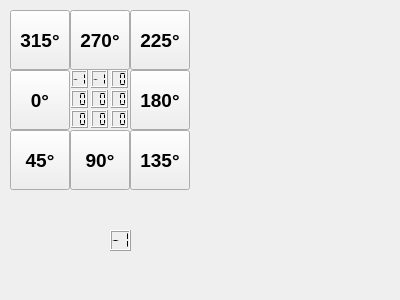
Above: edycja_obrazow/sobel.ui from hankav21/edytor_obrazow before the change. Below: the same form after it.
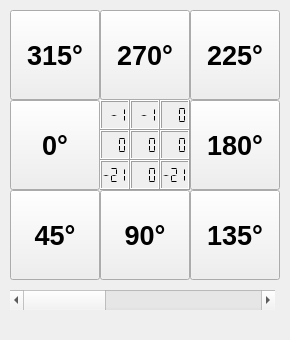
That is the form after the change.

```diff
--- a/edycja_obrazow/sobel.ui
+++ b/edycja_obrazow/sobel.ui
@@ -6,10 +6,28 @@
    <rect>
     <x>0</x>
     <y>0</y>
-    <width>400</width>
-    <height>300</height>
+    <width>290</width>
+    <height>340</height>
    </rect>
   </property>
+  <property name="sizePolicy">
+   <sizepolicy hsizetype="Preferred" vsizetype="Preferred">
+    <horstretch>0</horstretch>
+    <verstretch>0</verstretch>
+   </sizepolicy>
+  </property>
+  <property name="minimumSize">
+   <size>
+    <width>290</width>
+    <height>340</height>
+   </size>
+  </property>
+  <property name="maximumSize">
+   <size>
+    <width>290</width>
+    <height>340</height>
+   </size>
+  </property>
   <property name="floating">
    <bool>true</bool>
   </property>
@@ -28,13 +46,13 @@
      <rect>
       <x>10</x>
       <y>10</y>
-      <width>60</width>
-      <height>60</height>
+      <width>90</width>
+      <height>90</height>
      </rect>
     </property>
     <property name="font">
      <font>
-      <pointsize>14</pointsize>
+      <pointsize>20</pointsize>
       <weight>75</weight>
       <bold>true</bold>
      </font>
@@ -42,19 +60,28 @@
     <property name="text">
      <string>315°</string>
     </property>
+    <property name="checkable">
+     <bool>true</bool>
+    </property>
+    <property name="autoRepeat">
+     <bool>true</bool>
+    </property>
+    <property name="autoExclusive">
+     <bool>true</bool>
+    </property>
    </widget>
    <widget class="QPushButton" name="pushButton_2">
     <property name="geometry">
      <rect>
-      <x>70</x>
+      <x>100</x>
       <y>10</y>
-      <width>60</width>
-      <height>60</height>
+      <width>90</width>
+      <height>90</height>
      </rect>
     </property>
     <property name="font">
      <font>
-      <pointsize>14</pointsize>
+      <pointsize>20</pointsize>
       <weight>75</weight>
       <bold>true</bold>
      </font>
@@ -62,19 +89,28 @@
     <property name="text">
      <string>270°</string>
     </property>
+    <property name="checkable">
+     <bool>true</bool>
+    </property>
+    <property name="autoRepeat">
+     <bool>true</bool>
+    </property>
+    <property name="autoExclusive">
+     <bool>true</bool>
+    </property>
    </widget>
    <widget class="QPushButton" name="pushButton_3">
     <property name="geometry">
      <rect>
-      <x>130</x>
+      <x>190</x>
       <y>10</y>
-      <width>60</width>
-      <height>60</height>
+      <width>90</width>
+      <height>90</height>
      </rect>
     </property>
     <property name="font">
      <font>
-      <pointsize>14</pointsize>
+      <pointsize>20</pointsize>
       <weight>75</weight>
       <bold>true</bold>
      </font>
@@ -82,14 +118,23 @@
     <property name="text">
      <string>225°</string>
     </property>
+    <property name="checkable">
+     <bool>true</bool>
+    </property>
+    <property name="autoRepeat">
+     <bool>true</bool>
+    </property>
+    <property name="autoExclusive">
+     <bool>true</bool>
+    </property>
    </widget>
    <widget class="QPushButton" name="pushButton_4">
     <property name="geometry">
      <rect>
       <x>10</x>
-      <y>70</y>
-      <width>60</width>
-      <height>60</height>
+      <y>100</y>
+      <width>90</width>
+      <height>90</height>
      </rect>
     </property>
     <property name="minimumSize">
@@ -100,7 +145,7 @@
     </property>
     <property name="font">
      <font>
-      <pointsize>14</pointsize>
+      <pointsize>20</pointsize>
       <weight>75</weight>
       <bold>true</bold>
      </font>
@@ -108,14 +153,29 @@
     <property name="text">
      <string>0°</string>
     </property>
+    <property name="checkable">
+     <bool>true</bool>
+    </property>
+    <property name="checked">
+     <bool>false</bool>
+    </property>
+    <property name="autoRepeat">
+     <bool>true</bool>
+    </property>
+    <property name="autoExclusive">
+     <bool>true</bool>
+    </property>
+    <property name="autoDefault">
+     <bool>false</bool>
+    </property>
    </widget>
    <widget class="QPushButton" name="pushButton_5">
     <property name="geometry">
      <rect>
       <x>10</x>
-      <y>130</y>
-      <width>60</width>
-      <height>60</height>
+      <y>190</y>
+      <width>90</width>
+      <height>90</height>
      </rect>
     </property>
     <property name="minimumSize">
@@ -126,7 +186,7 @@
     </property>
     <property name="font">
      <font>
-      <pointsize>14</pointsize>
+      <pointsize>20</pointsize>
       <weight>75</weight>
       <bold>true</bold>
      </font>
@@ -134,14 +194,35 @@
     <property name="text">
      <string>45°</string>
     </property>
+    <property name="checkable">
+     <bool>true</bool>
+    </property>
+    <property name="checked">
+     <bool>false</bool>
+    </property>
+    <property name="autoRepeat">
+     <bool>true</bool>
+    </property>
+    <property name="autoExclusive">
+     <bool>true</bool>
+    </property>
+    <property name="autoDefault">
+     <bool>false</bool>
+    </property>
+    <property name="default">
+     <bool>false</bool>
+    </property>
+    <property name="flat">
+     <bool>false</bool>
+    </property>
    </widget>
    <widget class="QPushButton" name="pushButton_6">
     <property name="geometry">
      <rect>
-      <x>70</x>
-      <y>130</y>
-      <width>60</width>
-      <height>60</height>
+      <x>100</x>
+      <y>190</y>
+      <width>90</width>
+      <height>90</height>
      </rect>
     </property>
     <property name="minimumSize">
@@ -152,7 +233,7 @@
     </property>
     <property name="font">
      <font>
-      <pointsize>14</pointsize>
+      <pointsize>20</pointsize>
       <weight>75</weight>
       <bold>true</bold>
      </font>
@@ -160,14 +241,23 @@
     <property name="text">
      <string>90°</string>
     </property>
+    <property name="checkable">
+     <bool>true</bool>
+    </property>
+    <property name="autoRepeat">
+     <bool>true</bool>
+    </property>
+    <property name="autoExclusive">
+     <bool>true</bool>
+    </property>
    </widget>
    <widget class="QPushButton" name="pushButton_7">
     <property name="geometry">
      <rect>
-      <x>130</x>
-      <y>130</y>
-      <width>60</width>
-      <height>60</height>
+      <x>190</x>
+      <y>190</y>
+      <width>90</width>
+      <height>90</height>
      </rect>
     </property>
     <property name="minimumSize">
@@ -178,7 +268,7 @@
     </property>
     <property name="font">
      <font>
-      <pointsize>14</pointsize>
+      <pointsize>20</pointsize>
       <weight>75</weight>
       <bold>true</bold>
      </font>
@@ -186,14 +276,23 @@
     <property name="text">
      <string>135°</string>
     </property>
+    <property name="checkable">
+     <bool>true</bool>
+    </property>
+    <property name="autoRepeat">
+     <bool>true</bool>
+    </property>
+    <property name="autoExclusive">
+     <bool>true</bool>
+    </property>
    </widget>
    <widget class="QPushButton" name="pushButton_8">
     <property name="geometry">
      <rect>
-      <x>130</x>
-      <y>70</y>
-      <width>60</width>
-      <height>60</height>
+      <x>190</x>
+      <y>100</y>
+      <width>90</width>
+      <height>90</height>
      </rect>
     </property>
     <property name="minimumSize">
@@ -204,7 +303,7 @@
     </property>
     <property name="font">
      <font>
-      <pointsize>14</pointsize>
+      <pointsize>20</pointsize>
       <weight>75</weight>
       <bold>true</bold>
      </font>
@@ -212,14 +311,23 @@
     <property name="text">
      <string>180°</string>
     </property>
+    <property name="checkable">
+     <bool>true</bool>
+    </property>
+    <property name="autoRepeat">
+     <bool>true</bool>
+    </property>
+    <property name="autoExclusive">
+     <bool>true</bool>
+    </property>
    </widget>
    <widget class="QLCDNumber" name="lcdNumber">
     <property name="geometry">
      <rect>
-      <x>71</x>
-      <y>70</y>
-      <width>17</width>
-      <height>18</height>
+      <x>100</x>
+      <y>100</y>
+      <width>30</width>
+      <height>30</height>
      </rect>
     </property>
     <property name="minimumSize">
@@ -233,11 +341,17 @@
       <pointsize>8</pointsize>
      </font>
     </property>
+    <property name="frameShape">
+     <enum>QFrame::Box</enum>
+    </property>
+    <property name="frameShadow">
+     <enum>QFrame::Raised</enum>
+    </property>
     <property name="smallDecimalPoint">
      <bool>false</bool>
     </property>
     <property name="digitCount">
-     <number>2</number>
+     <number>3</number>
     </property>
     <property name="segmentStyle">
      <enum>QLCDNumber::Flat</enum>
@@ -246,43 +360,13 @@
      <number>-1</number>
     </property>
    </widget>
-   <widget class="QLCDNumber" name="lcdNumber_2">
-    <property name="geometry">
-     <rect>
-      <x>71</x>
-      <y>90</y>
-      <width>17</width>
-      <height>18</height>
-     </rect>
-    </property>
-    <property name="minimumSize">
-     <size>
-      <width>0</width>
-      <height>0</height>
-     </size>
-    </property>
-    <property name="font">
-     <font>
-      <pointsize>8</pointsize>
-     </font>
-    </property>
-    <property name="smallDecimalPoint">
-     <bool>false</bool>
-    </property>
-    <property name="digitCount">
-     <number>2</number>
-    </property>
-    <property name="segmentStyle">
-     <enum>QLCDNumber::Flat</enum>
-    </property>
-   </widget>
    <widget class="QLCDNumber" name="lcdNumber_3">
     <property name="geometry">
      <rect>
-      <x>71</x>
-      <y>110</y>
-      <width>17</width>
-      <height>18</height>
+      <x>100</x>
+      <y>130</y>
+      <width>30</width>
+      <height>30</height>
      </rect>
     </property>
     <property name="minimumSize">
@@ -300,70 +384,7 @@
      <bool>false</bool>
     </property>
     <property name="digitCount">
-     <number>2</number>
-    </property>
-    <property name="segmentStyle">
-     <enum>QLCDNumber::Flat</enum>
-    </property>
-   </widget>
-   <widget class="QLCDNumber" name="lcdNumber_4">
-    <property name="geometry">
-     <rect>
-      <x>91</x>
-      <y>70</y>
-      <width>17</width>
-      <height>18</height>
-     </rect>
-    </property>
-    <property name="minimumSize">
-     <size>
-      <width>0</width>
-      <height>0</height>
-     </size>
-    </property>
-    <property name="font">
-     <font>
-      <pointsize>8</pointsize>
-     </font>
-    </property>
-    <property name="smallDecimalPoint">
-     <bool>false</bool>
-    </property>
-    <property name="digitCount">
-     <number>2</number>
-    </property>
-    <property name="segmentStyle">
-     <enum>QLCDNumber::Flat</enum>
-    </property>
-    <property name="intValue" stdset="0">
-     <number>-1</number>
-    </property>
-   </widget>
-   <widget class="QLCDNumber" name="lcdNumber_5">
-    <property name="geometry">
-     <rect>
-      <x>91</x>
-      <y>110</y>
-      <width>17</width>
-      <height>18</height>
-     </rect>
-    </property>
-    <property name="minimumSize">
-     <size>
-      <width>0</width>
-      <height>0</height>
-     </size>
-    </property>
-    <property name="font">
-     <font>
-      <pointsize>8</pointsize>
-     </font>
-    </property>
-    <property name="smallDecimalPoint">
-     <bool>false</bool>
-    </property>
-    <property name="digitCount">
-     <number>2</number>
+     <number>3</number>
     </property>
     <property name="segmentStyle">
      <enum>QLCDNumber::Flat</enum>
@@ -372,10 +393,10 @@
    <widget class="QLCDNumber" name="lcdNumber_6">
     <property name="geometry">
      <rect>
-      <x>91</x>
-      <y>90</y>
-      <width>17</width>
-      <height>18</height>
+      <x>100</x>
+      <y>160</y>
+      <width>30</width>
+      <height>30</height>
      </rect>
     </property>
     <property name="minimumSize">
@@ -393,19 +414,55 @@
      <bool>false</bool>
     </property>
     <property name="digitCount">
-     <number>2</number>
+     <number>3</number>
     </property>
     <property name="segmentStyle">
      <enum>QLCDNumber::Flat</enum>
+    </property>
+    <property name="intValue" stdset="0">
+     <number>-21</number>
+    </property>
+   </widget>
+   <widget class="QLCDNumber" name="lcdNumber_1">
+    <property name="geometry">
+     <rect>
+      <x>130</x>
+      <y>100</y>
+      <width>30</width>
+      <height>30</height>
+     </rect>
+    </property>
+    <property name="minimumSize">
+     <size>
+      <width>0</width>
+      <height>0</height>
+     </size>
+    </property>
+    <property name="font">
+     <font>
+      <pointsize>8</pointsize>
+     </font>
+    </property>
+    <property name="smallDecimalPoint">
+     <bool>false</bool>
+    </property>
+    <property name="digitCount">
+     <number>3</number>
+    </property>
+    <property name="segmentStyle">
+     <enum>QLCDNumber::Flat</enum>
+    </property>
+    <property name="intValue" stdset="0">
+     <number>-1</number>
     </property>
    </widget>
    <widget class="QLCDNumber" name="lcdNumber_7">
     <property name="geometry">
      <rect>
-      <x>111</x>
-      <y>70</y>
-      <width>17</width>
-      <height>18</height>
+      <x>130</x>
+      <y>160</y>
+      <width>30</width>
+      <height>30</height>
      </rect>
     </property>
     <property name="minimumSize">
@@ -423,7 +480,67 @@
      <bool>false</bool>
     </property>
     <property name="digitCount">
-     <number>2</number>
+     <number>3</number>
+    </property>
+    <property name="segmentStyle">
+     <enum>QLCDNumber::Flat</enum>
+    </property>
+   </widget>
+   <widget class="QLCDNumber" name="lcdNumber_4">
+    <property name="geometry">
+     <rect>
+      <x>130</x>
+      <y>130</y>
+      <width>30</width>
+      <height>30</height>
+     </rect>
+    </property>
+    <property name="minimumSize">
+     <size>
+      <width>0</width>
+      <height>0</height>
+     </size>
+    </property>
+    <property name="font">
+     <font>
+      <pointsize>8</pointsize>
+     </font>
+    </property>
+    <property name="smallDecimalPoint">
+     <bool>false</bool>
+    </property>
+    <property name="digitCount">
+     <number>3</number>
+    </property>
+    <property name="segmentStyle">
+     <enum>QLCDNumber::Flat</enum>
+    </property>
+   </widget>
+   <widget class="QLCDNumber" name="lcdNumber_2">
+    <property name="geometry">
+     <rect>
+      <x>160</x>
+      <y>100</y>
+      <width>30</width>
+      <height>30</height>
+     </rect>
+    </property>
+    <property name="minimumSize">
+     <size>
+      <width>0</width>
+      <height>0</height>
+     </size>
+    </property>
+    <property name="font">
+     <font>
+      <pointsize>8</pointsize>
+     </font>
+    </property>
+    <property name="smallDecimalPoint">
+     <bool>false</bool>
+    </property>
+    <property name="digitCount">
+     <number>3</number>
     </property>
     <property name="segmentStyle">
      <enum>QLCDNumber::Flat</enum>
@@ -432,10 +549,10 @@
    <widget class="QLCDNumber" name="lcdNumber_8">
     <property name="geometry">
      <rect>
-      <x>111</x>
-      <y>110</y>
-      <width>17</width>
-      <height>18</height>
+      <x>160</x>
+      <y>160</y>
+      <width>30</width>
+      <height>30</height>
      </rect>
     </property>
     <property name="minimumSize">
@@ -453,62 +570,71 @@
      <bool>false</bool>
     </property>
     <property name="digitCount">
-     <number>2</number>
-    </property>
-    <property name="segmentStyle">
-     <enum>QLCDNumber::Flat</enum>
-    </property>
-   </widget>
-   <widget class="QLCDNumber" name="lcdNumber_9">
-    <property name="geometry">
-     <rect>
-      <x>111</x>
-      <y>90</y>
-      <width>17</width>
-      <height>18</height>
-     </rect>
-    </property>
-    <property name="minimumSize">
-     <size>
-      <width>0</width>
-      <height>0</height>
-     </size>
-    </property>
-    <property name="font">
-     <font>
-      <pointsize>8</pointsize>
-     </font>
-    </property>
-    <property name="smallDecimalPoint">
-     <bool>false</bool>
-    </property>
-    <property name="digitCount">
-     <number>2</number>
-    </property>
-    <property name="segmentStyle">
-     <enum>QLCDNumber::Flat</enum>
-    </property>
-   </widget>
-   <widget class="QLCDNumber" name="lcdNumber_10">
-    <property name="geometry">
-     <rect>
-      <x>110</x>
-      <y>230</y>
-      <width>21</width>
-      <height>21</height>
-     </rect>
-    </property>
-    <property name="smallDecimalPoint">
-     <bool>false</bool>
-    </property>
-    <property name="digitCount">
-     <number>2</number>
+     <number>3</number>
     </property>
     <property name="segmentStyle">
      <enum>QLCDNumber::Flat</enum>
     </property>
     <property name="intValue" stdset="0">
-     <number>-1</number>
+     <number>-21</number>
+    </property>
+   </widget>
+   <widget class="QLCDNumber" name="lcdNumber_5">
+    <property name="geometry">
+     <rect>
+      <x>160</x>
+      <y>130</y>
+      <width>30</width>
+      <height>30</height>
+     </rect>
+    </property>
+    <property name="minimumSize">
+     <size>
+      <width>0</width>
+      <height>0</height>
+     </size>
+    </property>
+    <property name="font">
+     <font>
+      <pointsize>8</pointsize>
+     </font>
+    </property>
+    <property name="smallDecimalPoint">
+     <bool>false</bool>
+    </property>
+    <property name="digitCount">
+     <number>3</number>
+    </property>
+    <property name="segmentStyle">
+     <enum>QLCDNumber::Flat</enum>
+    </property>
+   </widget>
+   <widget class="QScrollBar" name="horizontalScrollBar">
+    <property name="geometry">
+     <rect>
+      <x>10</x>
+      <y>290</y>
+      <width>265</width>
+      <height>20</height>
+     </rect>
+    </property>
+    <property name="minimum">
+     <number>2</number>
+    </property>
+    <property name="maximum">
+     <number>21</number>
+    </property>
+    <property name="tracking">
+     <bool>true</bool>
+    </property>
+    <property name="orientation">
+     <enum>Qt::Horizontal</enum>
+    </property>
+    <property name="invertedAppearance">
+     <bool>false</bool>
+    </property>
+    <property name="invertedControls">
+     <bool>true</bool>
     </property>
    </widget>
   </widget>
```
Left out of the diff: 18 changed lines with no effect on the pictures.
